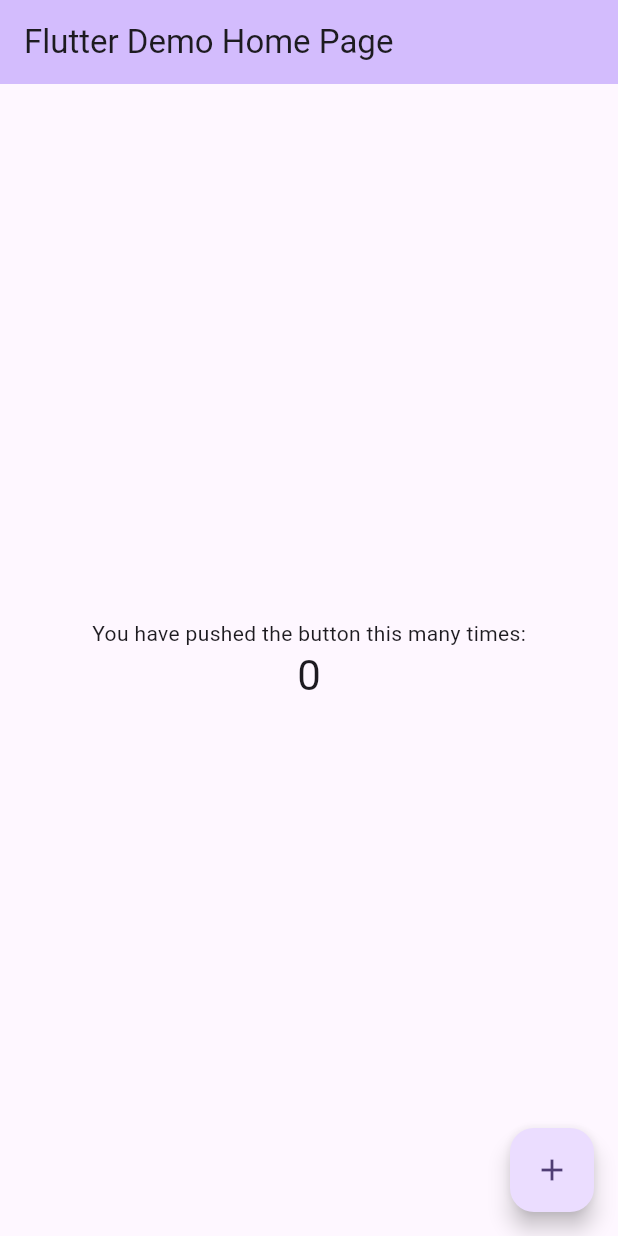
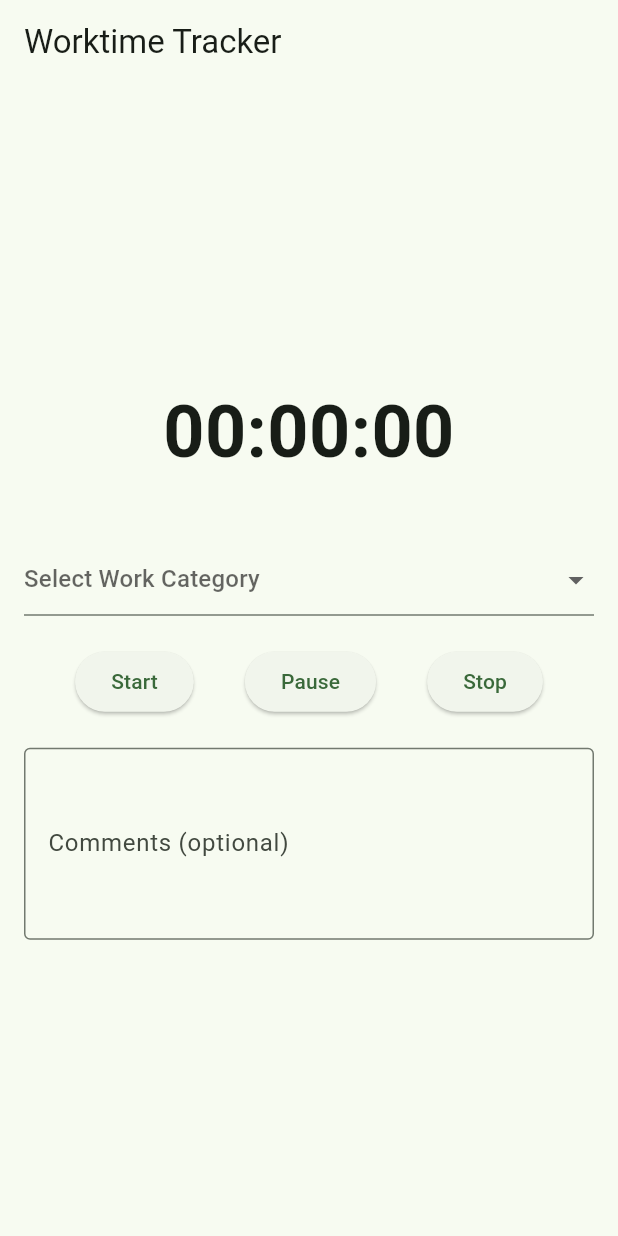
Before and after one commit to SarangChougs/time_tracker, a Flutter app: the screen it shows after launch, on a phone screen of 412 x 824 dp. Run offline on Flutter 3.47's test engine with Material 3 defaults, Android fonts, the phone set to English and light mode, and no system bars; our stand-ins replace sqflite; missing offline and left inert: excel; accounts and stored records are empty.

Commit message:
added screens and controller classes

```diff
--- a/lib/main.dart
+++ b/lib/main.dart
@@ -1,4 +1,5 @@
 import 'package:flutter/material.dart';
+import 'package:myapp/screens/home_screen.dart';
 
 void main() {
   runApp(const MyApp());
@@ -11,7 +12,7 @@ class MyApp extends StatelessWidget {
   @override
   Widget build(BuildContext context) {
     return MaterialApp(
-      title: 'Flutter Demo',
+      title: 'Work Time Tracker',
       theme: ThemeData(
         // This is the theme of your application.
         //
@@ -28,98 +29,10 @@ class MyApp extends StatelessWidget {
         //
         // This works for code too, not just values: Most code changes can be
         // tested with just a hot reload.
-        colorScheme: ColorScheme.fromSeed(seedColor: Colors.deepPurple),
+        colorScheme: ColorScheme.fromSeed(seedColor: const Color.fromARGB(255, 58, 183, 75)),
         useMaterial3: true,
       ),
-      home: const MyHomePage(title: 'Flutter Demo Home Page'),
+      home: HomeScreen(),
     );
   }
 }
-
-class MyHomePage extends StatefulWidget {
-  const MyHomePage({super.key, required this.title});
-
-  // This widget is the home page of your application. It is stateful, meaning
-  // that it has a State object (defined below) that contains fields that affect
-  // how it looks.
-
-  // This class is the configuration for the state. It holds the values (in this
-  // case the title) provided by the parent (in this case the App widget) and
-  // used by the build method of the State. Fields in a Widget subclass are
-  // always marked "final".
-
-  final String title;
-
-  @override
-  State<MyHomePage> createState() => _MyHomePageState();
-}
-
-class _MyHomePageState extends State<MyHomePage> {
-  int _counter = 0;
-
-  void _incrementCounter() {
-    setState(() {
-      // This call to setState tells the Flutter framework that something has
-      // changed in this State, which causes it to rerun the build method below
-      // so that the display can reflect the updated values. If we changed
-      // _counter without calling setState(), then the build method would not be
-      // called again, and so nothing would appear to happen.
-      _counter++;
-    });
-  }
-
-  @override
-  Widget build(BuildContext context) {
-    // This method is rerun every time setState is called, for instance as done
-    // by the _incrementCounter method above.
-    //
-    // The Flutter framework has been optimized to make rerunning build methods
-    // fast, so that you can just rebuild anything that needs updating rather
-    // than having to individually change instances of widgets.
-    return Scaffold(
-      appBar: AppBar(
-        // TRY THIS: Try changing the color here to a specific color (to
-        // Colors.amber, perhaps?) and trigger a hot reload to see the AppBar
-        // change color while the other colors stay the same.
-        backgroundColor: Theme.of(context).colorScheme.inversePrimary,
-        // Here we take the value from the MyHomePage object that was created by
-        // the App.build method, and use it to set our appbar title.
-        title: Text(widget.title),
-      ),
-      body: Center(
-        // Center is a layout widget. It takes a single child and positions it
-        // in the middle of the parent.
-        child: Column(
-          // Column is also a layout widget. It takes a list of children and
-          // arranges them vertically. By default, it sizes itself to fit its
-          // children horizontally, and tries to be as tall as its parent.
-          //
-          // Column has various properties to control how it sizes itself and
-          // how it positions its children. Here we use mainAxisAlignment to
-          // center the children vertically; the main axis here is the vertical
-          // axis because Columns are vertical (the cross axis would be
-          // horizontal).
-          //
-          // TRY THIS: Invoke "debug painting" (choose the "Toggle Debug Paint"
-          // action in the IDE, or press "p" in the console), to see the
-          // wireframe for each widget.
-          mainAxisAlignment: MainAxisAlignment.center,
-          children: <Widget>[
-            const Text(
-              'You have pushed the button this many times:',
-            ),
-            Text(
-              '$_counter',
-              style: Theme.of(context).textTheme.headlineMedium,
-            ),
-          ],
-        ),
-      ),
-      floatingActionButton: FloatingActionButton(
-        onPressed: _incrementCounter,
-        tooltip: 'Increment',
-        child: const Icon(Icons.add),
-      ), // This trailing comma makes auto-formatting nicer for build methods.
-    );
-  }
-}
--- /dev/null
+++ b/lib/screens/home_screen.dart
@@ -0,0 +1,83 @@
+import 'package:flutter/material.dart';
+
+class HomeScreen extends StatelessWidget {
+  const HomeScreen({super.key});
+
+  @override
+  Widget build(BuildContext context) {
+    return Scaffold(
+      appBar: AppBar(
+        title: Text('Worktime Tracker'),
+      ),
+      body: Padding(
+        padding: const EdgeInsets.all(16.0),
+        child: Column(
+          mainAxisAlignment: MainAxisAlignment.center,
+          crossAxisAlignment: CrossAxisAlignment.stretch,
+          children: [
+            // Timer display
+            Text(
+              '00:00:00',  // You'll replace this with the actual timer value
+              textAlign: TextAlign.center,
+              style: TextStyle(
+                fontSize: 48,
+                fontWeight: FontWeight.bold,
+              ),
+            ),
+            SizedBox(height: 40),
+            // Dropdown for category selection
+            DropdownButtonFormField<String>(
+              hint: Text('Select Work Category'),
+              items: ['Coding', 'Design', 'Meeting'].map((String category) {
+                return DropdownMenuItem<String>(
+                  value: category,
+                  child: Text(category),
+                );
+              }).toList(),
+              onChanged: (newValue) {
+                // Handle category selection
+              },
+            ),
+            SizedBox(height: 20),
+            // Start/Pause/Stop Buttons
+            Row(
+              mainAxisAlignment: MainAxisAlignment.spaceEvenly,
+              children: [
+                ElevatedButton(
+                  onPressed: () {
+                    // Start work session
+                  },
+                  child: Text('Start'),
+                ),
+                ElevatedButton(
+                  onPressed: () {
+                    // Pause work session
+                  },
+                  child: Text('Pause'),
+                ),
+                ElevatedButton(
+                  onPressed: () {
+                    // Stop work session
+                  },
+                  child: Text('Stop'),
+                ),
+              ],
+            ),
+            SizedBox(height: 20),
+            // Comments input box
+            TextField(
+              decoration: InputDecoration(
+                labelText: 'Comments (optional)',
+                border: OutlineInputBorder(),
+              ),
+              maxLines: 4,
+              onChanged: (text) {
+                // Handle comments input
+              },
+            ),
+          ],
+        ),
+      ),
+    );
+  }
+}
--- /dev/null
+++ b/lib/screens/logs_screen.dart
@@ -0,0 +1,65 @@
+import 'package:flutter/material.dart';
+
+class LogsScreen extends StatelessWidget {
+  final List<Map<String, String>> logs = [
+    {
+      'category': 'Coding',
+      'start': '10:00 AM',
+      'end': '12:00 PM',
+      'comments': 'Implemented user login',
+    },
+    {
+      'category': 'Meeting',
+      'start': '01:00 PM',
+      'end': '02:00 PM',
+      'comments': 'Team meeting to discuss project progress',
+    },
+  ];
+
+  @override
+  Widget build(BuildContext context) {
+    return Scaffold(
+      appBar: AppBar(
+        title: Text('Work Logs'),
+      ),
+      body: Padding(
+        padding: const EdgeInsets.all(16.0),
+        child: Column(
+          children: [
+            // Dropdown to filter logs by category
+            DropdownButtonFormField<String>(
+              hint: Text('Filter by Category'),
+              items: ['All', 'Coding', 'Meeting'].map((String category) {
+                return DropdownMenuItem<String>(
+                  value: category,
+                  child: Text(category),
+                );
+              }).toList(),
+              onChanged: (newValue) {
+                // Handle filter change
+              },
+            ),
+            SizedBox(height: 20),
+            // List of work session logs
+            Expanded(
+              child: ListView.builder(
+                itemCount: logs.length,
+                itemBuilder: (context, index) {
+                  final log = logs[index];
+                  return Card(
+                    child: ListTile(
+                      title: Text('${log['category']}'),
+                      subtitle: Text(
+                        'Start: ${log['start']}\nEnd: ${log['end']}\nComments: ${log['comments']}',
+                      ),
+                    ),
+                  );
+                },
+              ),
+            ),
+          ],
+        ),
+      ),
+    );
+  }
+}
```
Also changed, not shown: lib/controllers/export_to_excel.dart (added, +46 -0 lines), lib/controllers/work_session.dart (added, +27 -0 lines), lib/screens/categories_screen.dart (added, +79 -0 lines), lib/screens/export_screen.dart (added, +54 -0 lines).
